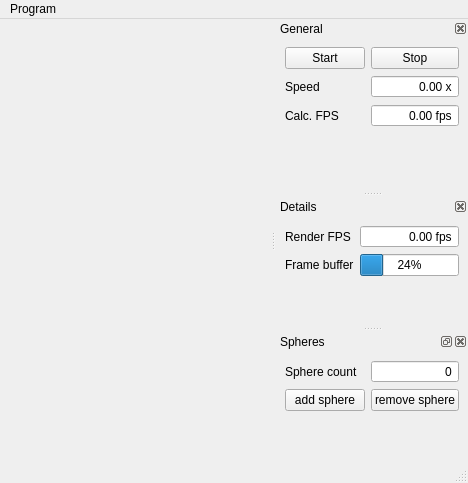
Qt form Clients/Viewer/QRC/MainWindow.ui (jellysheep/spheresim) before a commit.
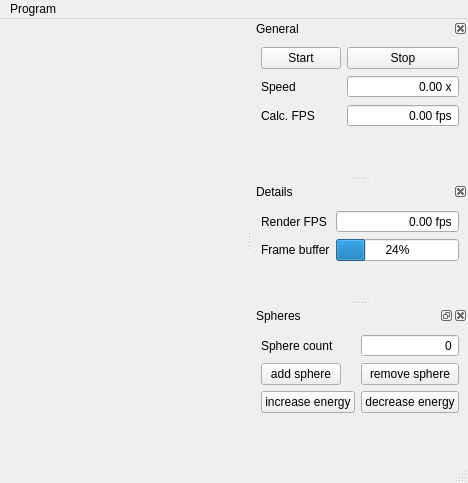
The same form after that commit. Icons and pictures are not drawn. Custom widgets are drawn as their Qt base class.

Commit message: Added buttons to Viewer and methods to control kinetic energy of the system.

Patch:
```diff
--- a/Clients/Viewer/QRC/MainWindow.ui
+++ b/Clients/Viewer/QRC/MainWindow.ui
@@ -236,6 +236,20 @@
        </property>
       </widget>
      </item>
+     <item row="2" column="0">
+      <widget class="QPushButton" name="increaseEnergy">
+       <property name="text">
+        <string>increase energy</string>
+       </property>
+      </widget>
+     </item>
+     <item row="2" column="1">
+      <widget class="QPushButton" name="decreaseEnergy">
+       <property name="text">
+        <string>decrease energy</string>
+       </property>
+      </widget>
+     </item>
     </layout>
    </widget>
   </widget>
```
Left out of the diff: 2 changed lines with no effect on the pictures. The commit also changes 11 other files.
